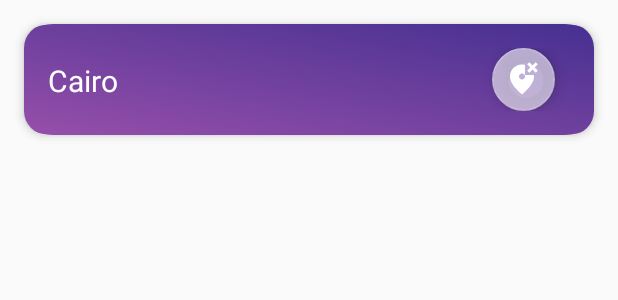
After one commit to abdelrahman420/Weather-Forcast-Application, an Android app: the layout item_fav.xml on its own in the app's theme, with its tools: preview values and no code run, on a phone screen of 412 x 824 dp. The commit adds this screen. Shown: the top 300 px of the screen. Run offline under Robolectric (Android 15) with nearby library versions, the phone set to English and light mode, and no system bars.

Commit message:
displaying Favourite Locations

```diff
--- /dev/null
+++ b/app/src/main/res/drawable/baseline_wrong_location_24.xml
@@ -0,0 +1,7 @@
+<vector xmlns:android="http://schemas.android.com/apk/res/android" android:height="24dp" android:tint="#000000" android:viewportHeight="24" android:viewportWidth="24" android:width="24dp">
+
+    <path android:fillColor="@android:color/white" android:pathData="M14,10V3.26C13.35,3.09 12.68,3 12,3c-4.2,0 -8,3.22 -8,8.2c0,3.32 2.67,7.25 8,11.8c5.33,-4.55 8,-8.48 8,-11.8c0,-0.41 -0.04,-0.81 -0.09,-1.2H14zM12,13c-1.1,0 -2,-0.9 -2,-2c0,-1.1 0.9,-2 2,-2s2,0.9 2,2C14,12.1 13.1,13 12,13z"/>
+
+    <path android:fillColor="@android:color/white" android:pathData="M22.54,2.88l-1.42,-1.42l-2.12,2.13l-2.12,-2.13l-1.42,1.42l2.13,2.12l-2.13,2.12l1.42,1.42l2.12,-2.13l2.12,2.13l1.42,-1.42l-2.13,-2.12z"/>
+
+</vector>
--- a/app/src/main/res/layout/fragment_favourites.xml
+++ b/app/src/main/res/layout/fragment_favourites.xml
@@ -14,4 +14,9 @@
     android:src="@drawable/baseline_add_location_alt_24"
     android:backgroundTint="#8b4e9e" />
 
+    <androidx.recyclerview.widget.RecyclerView
+        android:id="@+id/rvFavourites"
+        android:layout_width="match_parent"
+        android:layout_height="match_parent" />
+
 </FrameLayout>
--- /dev/null
+++ b/app/src/main/res/layout/item_fav.xml
@@ -0,0 +1,43 @@
+<androidx.cardview.widget.CardView xmlns:android="http://schemas.android.com/apk/res/android"
+    xmlns:app="http://schemas.android.com/apk/res-auto"
+    xmlns:tools="http://schemas.android.com/tools"
+    android:layout_width="match_parent"
+    android:layout_height="wrap_content"
+    android:layout_margin="16dp"
+    android:background="@android:color/transparent"
+    app:cardBackgroundColor="@android:color/transparent"
+    app:cardCornerRadius="16dp"
+    app:cardElevation="4dp">
+
+    <androidx.constraintlayout.widget.ConstraintLayout
+        android:layout_width="match_parent"
+        android:layout_height="match_parent"
+        android:background="@drawable/item_day_background"
+        android:padding="16dp">
+
+        <TextView
+            android:id="@+id/tvLocationName"
+            android:layout_width="0dp"
+            android:layout_height="wrap_content"
+            android:layout_marginTop="8dp"
+            android:textColor="@android:color/white"
+            android:textSize="20sp"
+            app:layout_constraintStart_toStartOf="parent"
+            app:layout_constraintTop_toTopOf="parent"
+            tools:text="Cairo" />
+
+        <com.google.android.material.floatingactionbutton.FloatingActionButton
+            android:id="@+id/fabRemoveFavorite"
+            android:layout_width="42dp"
+            android:layout_height="45dp"
+            android:layout_marginEnd="10dp"
+            android:src="@drawable/baseline_wrong_location_24"
+            android:tint="@android:color/white"
+            app:backgroundTint="@color/material_on_primary_emphasis_medium"
+            app:fabSize="mini"
+            app:layout_constraintBottom_toBottomOf="@+id/tvLocationName"
+            app:layout_constraintEnd_toEndOf="parent"
+            app:layout_constraintTop_toTopOf="parent"
+            app:layout_constraintVertical_bias="0.0" />
+    </androidx.constraintlayout.widget.ConstraintLayout>
+</androidx.cardview.widget.CardView>
```
Also changed, not shown: app/src/main/java/com/example/climatic/favourites_screen/view/FavAdapter.kt (added, +61 -0 lines), app/src/main/java/com/example/climatic/favourites_screen/view/FavDiffUtil.kt (added, +13 -0 lines), app/src/main/java/com/example/climatic/favourites_screen/view/FavouritesFragment.kt (+48 -1 lines), app/src/main/java/com/example/climatic/favourites_screen/viewmodel/FavouriteViewModel.kt (+13 -20 lines), app/src/main/java/com/example/climatic/map/view/MapActivity.kt (+3 -58 lines).
